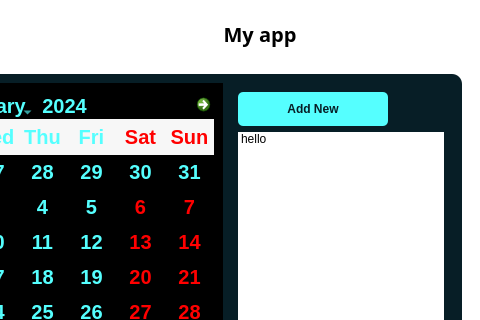
This is landing and others/calander.ui in Paurakh977/PyQT as Qt 5 draws it before an edit; both pictures show x 388 to 868 and y 0 to 320 of the 868 by 401 pixel window. The edited form follows.
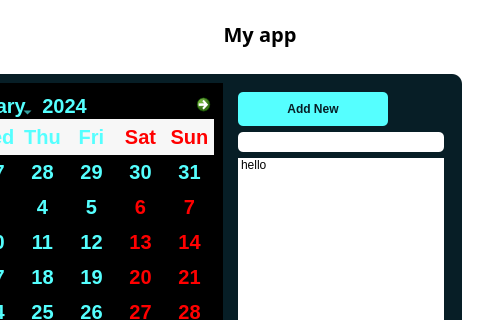
This is the edited form. Icons and pictures are not drawn.

Commit message: calander/todo done

What changed in the file:
```diff
--- a/landing and others/calander.ui
+++ b/landing and others/calander.ui
@@ -373,6 +373,25 @@
                </property>
               </widget>
              </item>
+             <item>
+              <widget class="QLineEdit" name="lineEdit">
+               <property name="minimumSize">
+                <size>
+                 <width>0</width>
+                 <height>20</height>
+                </size>
+               </property>
+               <property name="styleSheet">
+                <string notr="true">background-color: rgb(255, 255, 255);
+color:black;
+font-family: 'Istok Web';
+border-radius:5px;
+letter-spacing:1px;
+font-szie:6px;
+padding-left:4px</string>
+               </property>
+              </widget>
+             </item>
              <item>
               <widget class="QListWidget" name="tasksListWidget">
                <property name="styleSheet">
```
Left out of the diff: 3 changed lines with no effect on the pictures. The commit also changes 2 other files.
